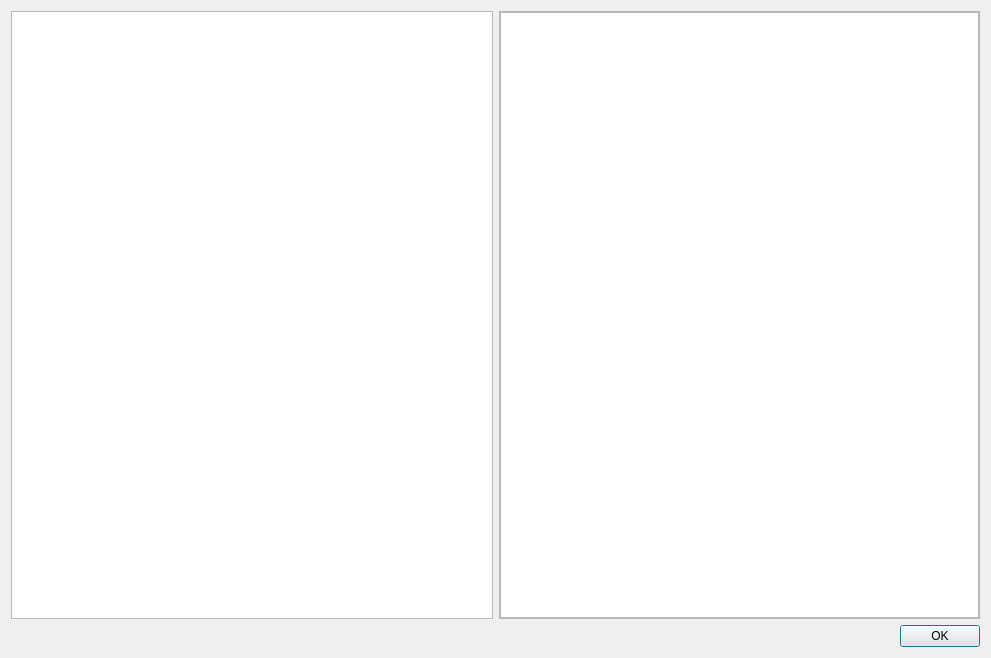
Qt form src/dialogs/trashdialog.ui (pbek/QOwnNotes) before a commit.
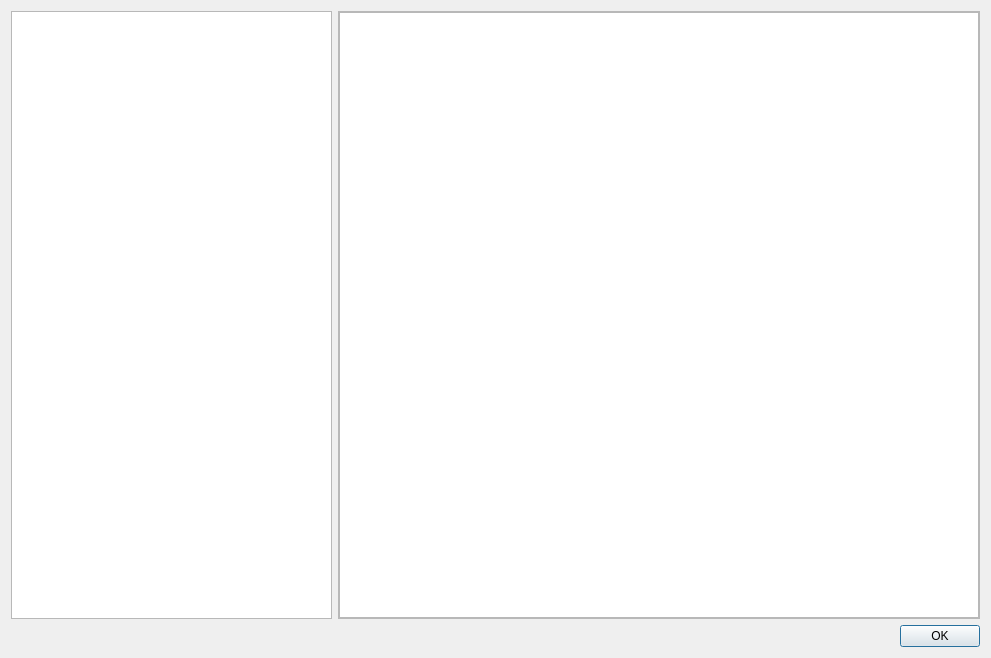
The same form after that commit. Icons and pictures are not drawn. Custom widgets are drawn as their Qt base class.

Diff of the .ui file:
```diff
--- a/src/dialogs/trashdialog.ui
+++ b/src/dialogs/trashdialog.ui
@@ -21,10 +21,23 @@
    <item row="0" column="0">
     <layout class="QHBoxLayout" name="horizontalLayout">
      <item>
-      <widget class="QListWidget" name="trashListWidget"/>
+      <widget class="QListWidget" name="trashListWidget">
+       <property name="sizePolicy">
+        <sizepolicy hsizetype="Expanding" vsizetype="Expanding">
+         <horstretch>1</horstretch>
+         <verstretch>0</verstretch>
+        </sizepolicy>
+       </property>
+      </widget>
      </item>
      <item>
       <widget class="QFrame" name="noteBrowserFrame">
+       <property name="sizePolicy">
+        <sizepolicy hsizetype="Preferred" vsizetype="Preferred">
+         <horstretch>2</horstretch>
+         <verstretch>0</verstretch>
+        </sizepolicy>
+       </property>
        <property name="frameShape">
         <enum>QFrame::StyledPanel</enum>
        </property>
@@ -49,6 +62,12 @@
         </property>
         <item row="0" column="0">
          <widget class="QOwnNotesMarkdownTextEdit" name="noteBrowser">
+          <property name="sizePolicy">
+           <sizepolicy hsizetype="Expanding" vsizetype="Expanding">
+            <horstretch>0</horstretch>
+            <verstretch>0</verstretch>
+           </sizepolicy>
+          </property>
           <property name="styleSheet">
            <string notr="true"/>
           </property>
@@ -59,8 +78,8 @@
            <string notr="true">&lt;!DOCTYPE HTML PUBLIC &quot;-//W3C//DTD HTML 4.0//EN&quot; &quot;http://www.w3.org/TR/REC-html40/strict.dtd&quot;&gt;
 &lt;html&gt;&lt;head&gt;&lt;meta name=&quot;qrichtext&quot; content=&quot;1&quot; /&gt;&lt;style type=&quot;text/css&quot;&gt;
 p, li { white-space: pre-wrap; }
-&lt;/style&gt;&lt;/head&gt;&lt;body style=&quot; font-family:'Sans Serif'; font-size:9pt; font-weight:400; font-style:normal;&quot;&gt;
-&lt;p style=&quot;-qt-paragraph-type:empty; margin-top:0px; margin-bottom:0px; margin-left:0px; margin-right:0px; -qt-block-indent:0; text-indent:0px;&quot;&gt;&lt;br /&gt;&lt;/p&gt;&lt;/body&gt;&lt;/html&gt;</string>
+&lt;/style&gt;&lt;/head&gt;&lt;body style=&quot; font-family:'Oxygen-Sans'; font-size:11pt; font-weight:400; font-style:normal;&quot;&gt;
+&lt;p style=&quot;-qt-paragraph-type:empty; margin-top:0px; margin-bottom:0px; margin-left:0px; margin-right:0px; -qt-block-indent:0; text-indent:0px; font-family:'Sans Serif'; font-size:9pt;&quot;&gt;&lt;br /&gt;&lt;/p&gt;&lt;/body&gt;&lt;/html&gt;</string>
           </property>
          </widget>
         </item>
```
Left out of the diff: 6 changed lines with no effect on the pictures.
